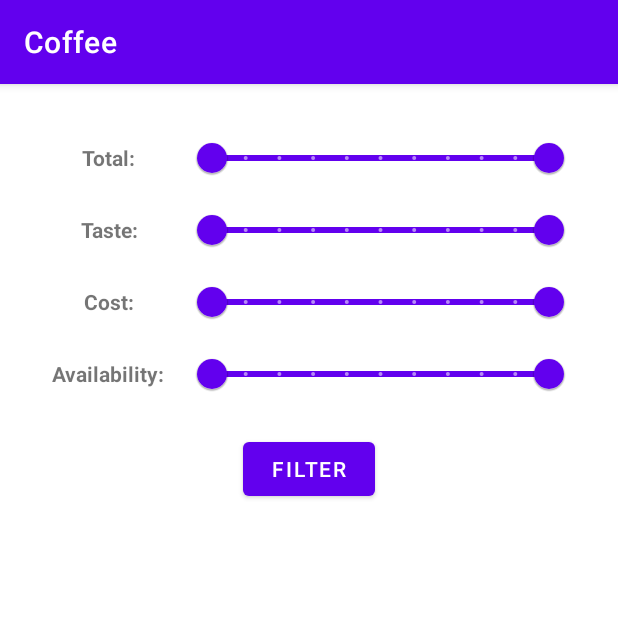
After one commit to xqndi/Team_01, an Android app: the fragment FilterFragment shown on its own in the app's theme, on a phone screen of 412 x 824 dp, the top half of it. The commit adds this screen. Run offline under Robolectric (Android 15) with nearby library versions, the phone set to English and light mode, and no system bars.

Commit message:
COFFEE-016 Implemented Filter Functionality [FH, TB]

```diff
--- a/app/build.gradle
+++ b/app/build.gradle
@@ -69,4 +69,8 @@ dependencies {
     implementation "androidx.navigation:navigation-ui-ktx:2.3.5"
     implementation "androidx.navigation:navigation-dynamic-features-fragment:2.3.5"
     implementation "androidx.navigation:navigation-compose:1.0.0-alpha10"
+
+    //Rangeslider
+    implementation 'com.google.android.material:material:1.3.0'
+
 }
--- a/app/src/main/java/at/tu/graz/coffee/MainActivity.kt
+++ b/app/src/main/java/at/tu/graz/coffee/MainActivity.kt
@@ -29,7 +29,7 @@ class MainActivity : AppCompatActivity() {
         // Passing each menu ID as a set of Ids because each
         // menu should be considered as top level destinations.
         appBarConfiguration = AppBarConfiguration(setOf(
-                R.id.nav_home, R.id.nav_addCoffee, R.id.nav_search, R.id.nav_support), drawerLayout)
+                R.id.nav_home, R.id.nav_addCoffee, R.id.nav_filter, R.id.nav_search, R.id.nav_support), drawerLayout)
         setupActionBarWithNavController(navController, appBarConfiguration)
         navView.setupWithNavController(navController)
     }
--- a/app/src/main/java/at/tu/graz/coffee/model/CoffeeData.kt
+++ b/app/src/main/java/at/tu/graz/coffee/model/CoffeeData.kt
@@ -46,4 +46,20 @@ object CoffeeData {
         }
         return coffeeList[0]
     }
+
+    fun filterCoffee(rangeTotal: List<Float>, rangeTaste: List<Float>, rangeCost: List<Float>,
+                     rangeAvailability: List<Float>) : List<Coffee> {
+        val filteredCoffees: MutableList<Coffee> = mutableListOf()
+
+        coffees.forEach{
+            if(it.evaluationTotal >= rangeTotal[0] && it.evaluationTotal <= rangeTotal[1] &&
+                it.evaluationTaste >= rangeTaste[0] && it.evaluationTaste <= rangeTaste[1] &&
+                it.evaluationCost >= rangeCost[0] && it.evaluationCost <= rangeCost[1] &&
+                it.evaluationAvailability >= rangeAvailability[0] &&
+                it.evaluationAvailability <= rangeAvailability[1]) {
+                filteredCoffees.add(it)
+            }
+        }
+        return filteredCoffees
+    }
 }
--- /dev/null
+++ b/app/src/main/java/at/tu/graz/coffee/ui/filter/FilterFragment.kt
@@ -0,0 +1,55 @@
+package at.tu.graz.coffee.ui.filter
+
+import android.os.Bundle
+import android.view.LayoutInflater
+import android.view.View
+import android.view.ViewGroup
+import android.widget.Button
+import androidx.fragment.app.Fragment
+import androidx.lifecycle.ViewModelProvider
+import at.tu.graz.coffee.R
+import at.tu.graz.coffee.model.CoffeeData
+import com.google.android.material.slider.RangeSlider
+
+
+class FilterFragment : Fragment() {
+
+    private lateinit var filterViewModel: FilterViewModel
+
+    override fun onCreateView(
+        inflater: LayoutInflater,
+        container: ViewGroup?,
+        savedInstanceState: Bundle?
+    ): View? {
+        filterViewModel =
+            ViewModelProvider(this).get(FilterViewModel::class.java)
+        return inflater.inflate(R.layout.fragment_filter, container, false)
+    }
+
+    override fun onViewCreated(view: View, savedInstanceState: Bundle?) {
+        super.onViewCreated(view, savedInstanceState)
+
+        val sliderTotal: RangeSlider = view.findViewById(R.id.slider_total)
+        val sliderTaste: RangeSlider = view.findViewById(R.id.slider_taste)
+        val sliderCost: RangeSlider = view.findViewById(R.id.slider_cost)
+        val sliderAvailability: RangeSlider = view.findViewById(R.id.slider_availability)
+
+        sliderTotal.setValues(0f, 10f)
+        sliderTaste.setValues(0f, 10f)
+        sliderCost.setValues(0f, 10f)
+        sliderAvailability.setValues(0f, 10f)
+
+        val filterButton: Button = view.findViewById(R.id.btn_filter)
+        filterButton.setOnClickListener {
+            val rangeTotal = sliderTotal.values
+            val rangeTaste = sliderTaste.values
+            val rangeCost = sliderCost.values
+            val rangeAvailability = sliderAvailability.values
+
+            val filteredCoffees = CoffeeData.filterCoffee(rangeTotal, rangeTaste, rangeCost,
+                rangeAvailability)
+
+            //TODO SHow Filtered-List (Should to be done in the Search-Issue
+        }
+    }
+}
--- /dev/null
+++ b/app/src/main/java/at/tu/graz/coffee/ui/filter/FilterViewModel.kt
@@ -0,0 +1,13 @@
+package at.tu.graz.coffee.ui.filter
+
+import androidx.lifecycle.LiveData
+import androidx.lifecycle.MutableLiveData
+import androidx.lifecycle.ViewModel
+
+class FilterViewModel : ViewModel() {
+
+    private val _text = MutableLiveData<String>().apply {
+
+    }
+    val text: LiveData<String> = _text
+}
--- /dev/null
+++ b/app/src/main/res/layout/fragment_filter.xml
@@ -0,0 +1,102 @@
+<?xml version="1.0" encoding="utf-8"?>
+<FrameLayout xmlns:android="http://schemas.android.com/apk/res/android"
+    android:layout_width="match_parent"
+    android:layout_height="match_parent">
+
+    <ScrollView
+        android:layout_width="match_parent"
+        android:layout_height="match_parent">
+
+        <LinearLayout
+            android:layout_width="match_parent"
+            android:layout_height="wrap_content"
+            android:orientation="vertical">
+
+            <TableLayout
+                android:layout_width="match_parent"
+                android:layout_height="wrap_content"
+                android:layout_gravity="center"
+                android:layout_marginVertical="15dp"
+                android:layout_marginHorizontal="30dp"
+                android:textAlignment="center">
+
+                <TableRow android:layout_marginTop="10dp">
+
+                    <TextView
+                        android:id="@+id/lbl_total_rating"
+                        android:layout_gravity="center"
+                        android:layout_marginEnd="10dp"
+                        android:text="@string/total"
+                        android:textAlignment="center"
+                        android:textStyle="bold" />
+
+                    <com.google.android.material.slider.RangeSlider
+                        android:id="@+id/slider_total"
+                        android:layout_weight="2"
+                        android:stepSize="1"
+                        android:valueFrom="0"
+                        android:valueTo="10" />
+                </TableRow>
+
+                <TableRow>
+                    <TextView
+                        android:id="@+id/lbl_taste_rating"
+                        android:layout_gravity="center"
+                        android:layout_marginEnd="10dp"
+                        android:text="@string/taste"
+                        android:textAlignment="center"
+                        android:textStyle="bold" />
+
+                    <com.google.android.material.slider.RangeSlider
+                        android:id="@+id/slider_taste"
+                        android:layout_weight="2"
+                        android:stepSize="1"
+                        android:valueFrom="0"
+                        android:valueTo="10" />
+                </TableRow>
+
+                <TableRow>
+                    <TextView
+                        android:id="@+id/lbl_cost_rating"
+                        android:layout_gravity="center"
+                        android:layout_marginEnd="10dp"
+                        android:text="@string/cost"
+                        android:textAlignment="center"
+                        android:textStyle="bold" />
+
+                    <com.google.android.material.slider.RangeSlider
+                        android:id="@+id/slider_cost"
+                        android:layout_weight="2"
+                        android:stepSize="1"
+                        android:valueFrom="0"
+                        android:valueTo="10" />
+                </TableRow>
+
+                <TableRow>
+                    <TextView
+                        android:id="@+id/lbl_availability_rating"
+                        android:layout_gravity="center"
+                        android:layout_marginEnd="10dp"
+                        android:text="@string/availability"
+                        android:textAlignment="center"
+                        android:textStyle="bold" />
+
+                    <com.google.android.material.slider.RangeSlider
+                        android:id="@+id/slider_availability"
+                        android:layout_weight="2"
+                        android:stepSize="1"
+                        android:valueFrom="0"
+                        android:valueTo="10" />
+                </TableRow>
+            </TableLayout>
+
+            <Button
+                android:id="@+id/btn_filter"
+                android:layout_width="wrap_content"
+                android:layout_height="match_parent"
+                android:layout_gravity="center"
+                android:layout_marginBottom="15dp"
+                android:text="@string/filter_btn" />
+        </LinearLayout>
+    </ScrollView>
+</FrameLayout>
--- a/app/src/main/res/menu/activity_main_drawer.xml
+++ b/app/src/main/res/menu/activity_main_drawer.xml
@@ -12,6 +12,10 @@
             android:title="@string/menu_addCoffee" />
 
         <item
+            android:id="@+id/nav_filter"
+            android:title="@string/menu_filter" />
+
+        <item
             android:id="@+id/nav_search"
             android:title="@string/menu_search" />
 
--- a/app/src/main/res/navigation/mobile_navigation.xml
+++ b/app/src/main/res/navigation/mobile_navigation.xml
@@ -21,6 +21,12 @@
         android:name="at.tu.graz.coffee.ui.gallery.GalleryFragment"
         android:label="@string/menu_addCoffee"
         tools:layout="@layout/fragment_add_coffee" />
+
+    <fragment
+        android:id="@+id/nav_filter"
+        android:name="at.tu.graz.coffee.ui.filter.FilterFragment"
+        android:label="@string/menu_filter"
+        tools:layout="@layout/fragment_filter" />
 
     <fragment
         android:id="@+id/nav_search"
--- a/app/src/main/res/values/strings.xml
+++ b/app/src/main/res/values/strings.xml
@@ -32,5 +32,7 @@
     <string name="strength">Strength:</string>
     <string name="additional_information">Additional information:</string>
     <string name="reviews_btn">Reviews</string>
+    <string name="menu_filter">Filter</string>
+    <string name="filter_btn">Filter</string>
 
 </resources>
```
